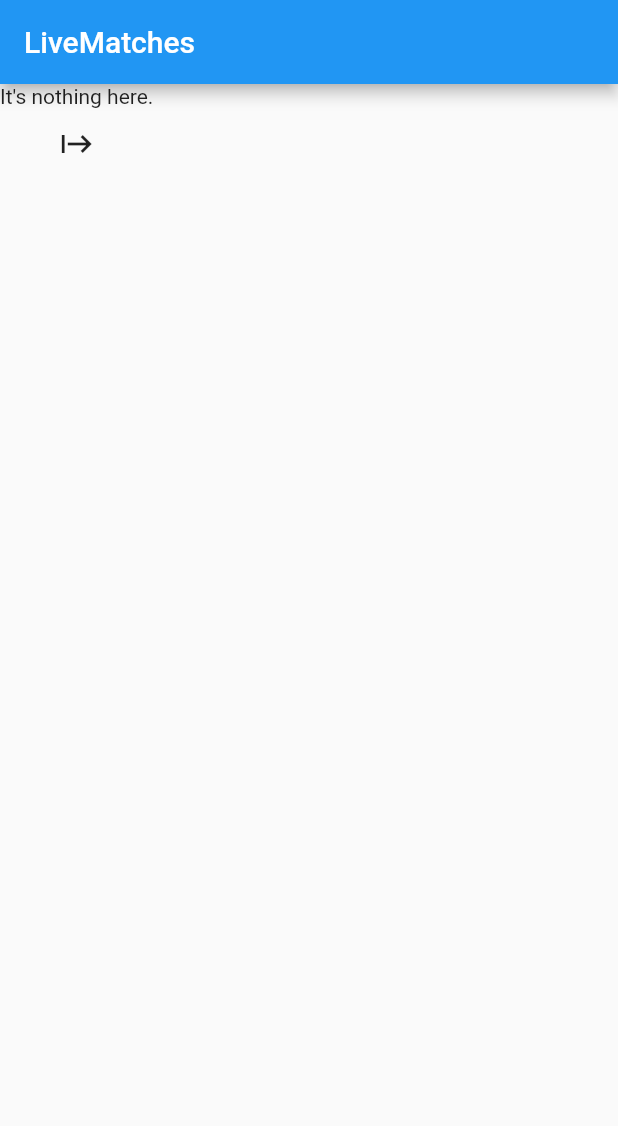
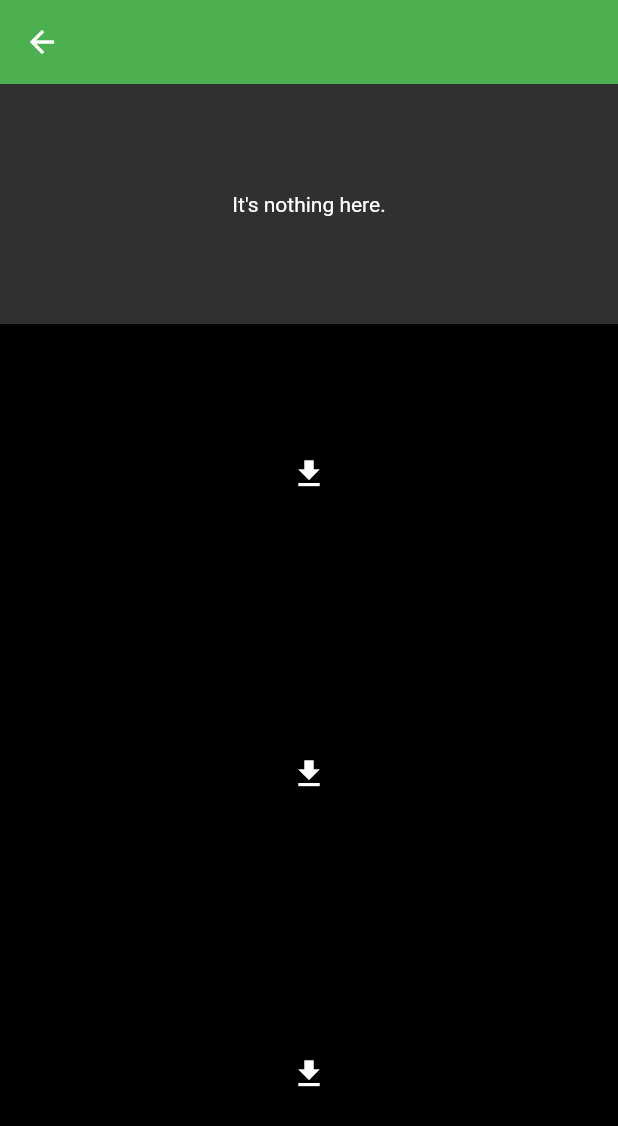
Before and after one commit to fylyppo/live_football, a Flutter app: the screen it shows after launch, on a phone screen of 412 x 824 dp. Shown: the top 1126 px of the screen. Run offline on Flutter 3.47's test engine with Material 2 defaults, Android fonts, the phone set to English and light mode, and no system bars; our stand-ins replace bloc, connectivity_plus, dartz, equatable, flutter_bloc, get_it and 1 more.

Commit message:
Create MatchPage header

```diff
--- /dev/null
+++ b/lib/features/live_matches/presentation/pages/live_match/live_matches_page.dart
@@ -0,0 +1,61 @@
+import 'dart:io';
+import 'package:flutter/material.dart';
+import 'package:flutter_bloc/flutter_bloc.dart';
+import 'package:live_football/features/live_matches/presentation/bloc/live_matches_bloc.dart';
+import 'package:live_football/features/live_matches/presentation/pages/live_match/widgets/header/match_page_header_delegate.dart';
+
+class LiveMatchesPage extends StatelessWidget {
+  const LiveMatchesPage({Key? key}) : super(key: key);
+
+  @override
+  Widget build(BuildContext context) {
+    return SafeArea(
+      child: Scaffold(
+        body: CustomScrollView(
+          slivers: [
+            SliverAppBar(
+              leading: IconButton(
+                icon: const Icon(Icons.arrow_back),
+                onPressed: () => exit(0),
+              ),
+              title: BlocBuilder<LiveMatchesBloc, LiveMatchesState>(
+                builder: (context, state) {
+                  if(state is Empty){
+                    return Container();
+                  }
+                  if(state is Loading){
+                    return const LinearProgressIndicator(color: Colors.white,);
+                  }
+                  if(state is Loaded){
+                    return Row(
+                      children: [
+                        Image.network(state.liveMatches.matches[0].league.logo, height: 25,),
+                        const SizedBox(width: 10,),
+                        Text(state.liveMatches.matches[0].league.name),
+                      ],
+                    );
+                  }
+                  return Container();
+                },
+              ),
+            ),
+            SliverPersistentHeader(delegate: MatchPageHeaderDelegate(), pinned: true,),
+            SliverList(
+                delegate: SliverChildBuilderDelegate(
+                    (context, index) => Padding(
+                          padding: const EdgeInsets.all(0.0),
+                          child: Container(
+                            height: 200,
+                            color: Colors.black,
+                            child: IconButton(icon: const Icon(Icons.download), onPressed: (){
+                              context.read<LiveMatchesBloc>().add(const GetLiveMatchesForLeague(''));
+                            },),
+                          ),
+                        ),
+                    childCount: 10))
+          ],
+        ),
+      ),
+    );
+  }
+}
--- a/lib/features/live_matches/presentation/pages/live_matches_page.dart
+++ /dev/null
@@ -1,66 +0,0 @@
-import 'package:flutter/material.dart';
-import 'package:flutter_bloc/flutter_bloc.dart';
-
-import 'package:live_football/features/live_matches/domain/entities/live_matches.dart';
-import 'package:live_football/features/live_matches/presentation/bloc/live_matches_bloc.dart';
-
-class LiveMatchesPage extends StatelessWidget {
-  const LiveMatchesPage({Key? key}) : super(key: key);
-
-  @override
-  Widget build(BuildContext context) {
-    return Scaffold(
-      appBar: AppBar(
-        title: const Text('LiveMatches'),
-      ),
-      body: Column(
-        crossAxisAlignment: CrossAxisAlignment.center,
-        children: [
-          BlocBuilder<LiveMatchesBloc, LiveMatchesState>(
-            builder: (context, state) {
-              if(state is Empty) {
-                return const Text("It's nothing here.");
-              } else if(state is Error) {
-                return Text(state.message);
-              }
-              else if(state is Loading) {
-                return Column(
-                  children: const [
-                    CircularProgressIndicator(),
-                    Text("Loading..."),
-                  ],
-                );
-              }
-              else if(state is Loaded) {
-                return DisplayMatches(liveMatches: state.liveMatches);
-              }
-              return Container();
-            },
-          ),
-          IconButton(onPressed: (){
-            BlocProvider.of<LiveMatchesBloc>(context).add(GetLiveMatchesForLeague('es'));
-          }, icon: Icon(Icons.start))
-        ],
-      ),
-    );
-  }
-}
-
-class DisplayMatches extends StatelessWidget {
-  final LiveMatches liveMatches;
-
-  const DisplayMatches({
-    Key? key,
-    required this.liveMatches,
-  }) : super(key: key);
-
-  @override
-  Widget build(BuildContext context) {
-    return Column(
-      children: [
-       Text(liveMatches.matches[0].fixture.id.toString()),
-       Text(liveMatches.matches[0].fixture.referee.toString()),
-      ],
-    );
-  }
-}
--- a/lib/main.dart
+++ b/lib/main.dart
@@ -1,6 +1,6 @@
 import 'package:flutter/material.dart';
 import 'package:flutter_bloc/flutter_bloc.dart';
-import 'package:live_football/features/live_matches/presentation/pages/live_matches_page.dart';
+import 'package:live_football/features/live_matches/presentation/pages/live_match/live_matches_page.dart';
 import 'features/live_matches/presentation/bloc/live_matches_bloc.dart';
 import 'injection_container.dart' as di;
 import 'injection_container.dart';
@@ -20,7 +20,8 @@ class MyApp extends StatelessWidget {
     return MaterialApp(
         title: 'LiveMatches',
         theme: ThemeData(
-          primarySwatch: Colors.blue,
+          colorScheme: ColorScheme.fromSwatch(brightness: Brightness.dark),
+          appBarTheme: AppBarTheme(backgroundColor: Colors.green)
         ),
         home: BlocProvider(
           create: (context) => serviceLocator<LiveMatchesBloc>(),
```
Also changed, not shown: lib/features/live_matches/presentation/pages/live_match/widgets/header/elapsed_time_header_widget.dart (added, +77 -0 lines), lib/features/live_matches/presentation/pages/live_match/widgets/header/match_page_header_delegate.dart (added, +64 -0 lines), lib/features/live_matches/presentation/pages/live_match/widgets/header/match_page_header_widget.dart (added, +46 -0 lines), lib/features/live_matches/presentation/pages/live_match/widgets/header/score_header_widget.dart (added, +44 -0 lines), lib/features/live_matches/presentation/pages/live_match/widgets/header/team_header_widget.dart (added, +41 -0 lines), lib/features/live_matches/presentation/widgets/animated_gradient.dart (added, +63 -0 lines), lib/features/live_matches/presentation/widgets/gradient_text.dart (added, +24 -0 lines), lib/features/live_matches/presentation/widgets/text_opacity.dart (added, +7 -0 lines).
